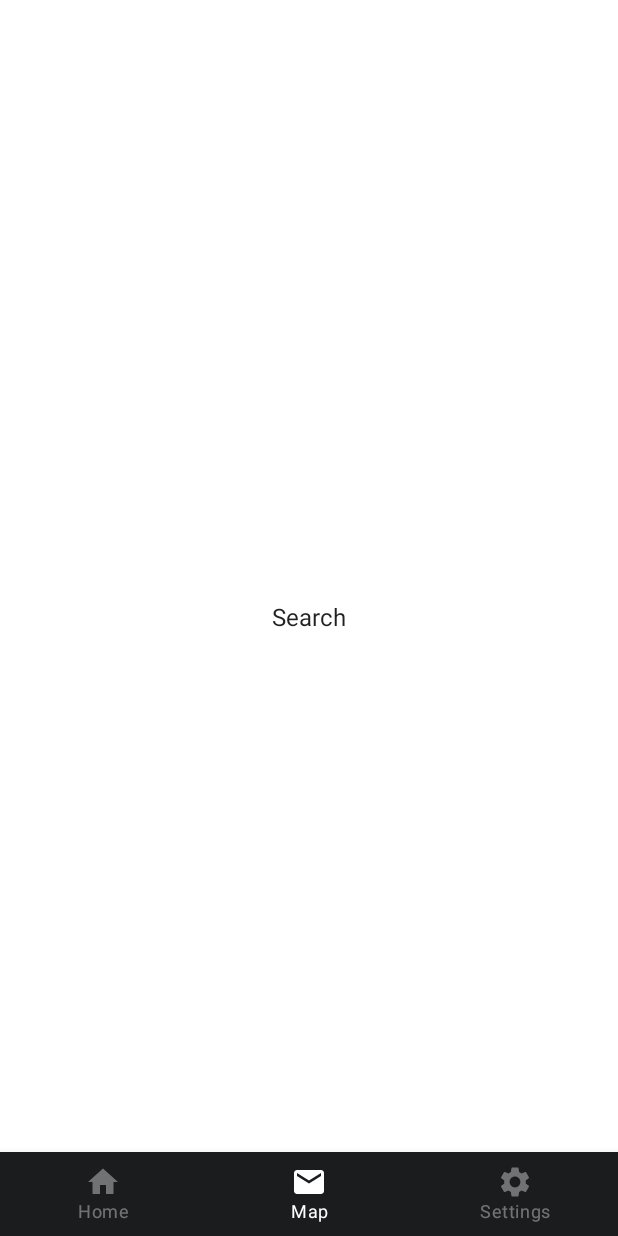
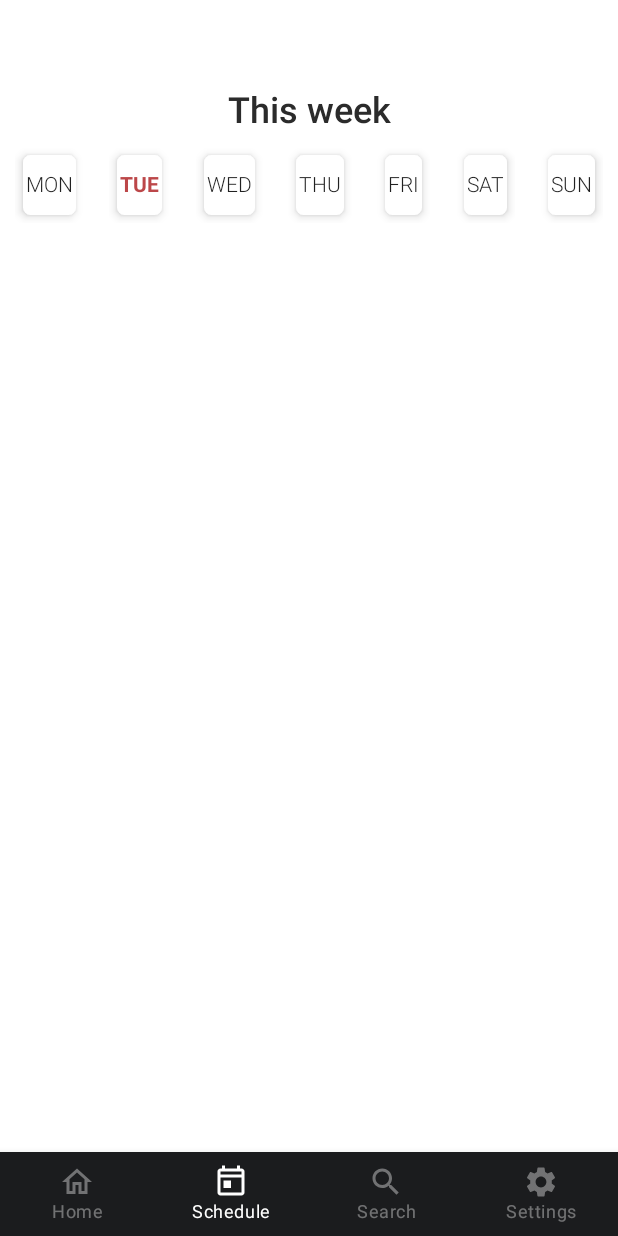
Before and after one commit to GISSIAH/Blackout-v2, an Android app built with Jetpack Compose: the MainActivity screen opened directly, with no data from a screen before it, item 2 of the bottom bar chosen, on a phone screen of 412 x 824 dp. Run offline under Robolectric (Android 15) with nearby library versions, the phone set to English and light mode, and no system bars; our stand-ins replace accompanist; 1 statement that could not run was skipped.

Commit message:
added calendar view for full schedule

```diff
--- a/app/build.gradle
+++ b/app/build.gradle
@@ -75,7 +75,7 @@ dependencies {
     // Navigation Compose
     implementation("androidx.navigation:navigation-compose:2.5.0-beta01")
 
-
+    implementation "androidx.compose.material:material-icons-extended:$compose_version"
     implementation "androidx.compose.runtime:runtime-livedata:1.1.1"
 
 }
--- a/app/src/main/java/com/example/bottomnavbardemo/BottomNavGraph.kt
+++ b/app/src/main/java/com/example/bottomnavbardemo/BottomNavGraph.kt
@@ -4,6 +4,7 @@ import androidx.compose.runtime.Composable
 import androidx.navigation.NavHostController
 import androidx.navigation.compose.NavHost
 import androidx.navigation.compose.composable
+import com.example.bottomnavbardemo.screens.FullScreen
 import com.example.bottomnavbardemo.screens.HomeScreen
 
 import com.example.bottomnavbardemo.screens.MapScreen
@@ -18,6 +19,9 @@ fun BottomNavGraph(navController: NavHostController) {
         composable(route = BottomBarScreen.Home.route) {
             HomeScreen()
         }
+        composable(route = BottomBarScreen.Full.route) {
+            FullScreen()
+        }
         composable(route = BottomBarScreen.Map.route) {
             MapScreen()
         }
--- a/app/src/main/java/com/example/bottomnavbardemo/MainScreen.kt
+++ b/app/src/main/java/com/example/bottomnavbardemo/MainScreen.kt
@@ -25,6 +25,7 @@ fun MainScreen() {
 fun BottomBar(navController: NavHostController) {
     val screens = listOf(
         BottomBarScreen.Home,
+        BottomBarScreen.Full,
         BottomBarScreen.Map,
         BottomBarScreen.Settings,
     )
--- /dev/null
+++ b/app/src/main/java/com/example/bottomnavbardemo/models/WeekDay.kt
@@ -0,0 +1,6 @@
+package com.example.bottomnavbardemo.models
+
+data class WeekDay(
+    val day:Int,
+    val dayName:String
+)
--- /dev/null
+++ b/app/src/main/java/com/example/bottomnavbardemo/screens/Full.kt
@@ -0,0 +1,158 @@
+package com.example.bottomnavbardemo.screens
+
+
+import android.widget.Toast
+import androidx.compose.foundation.clickable
+import androidx.compose.foundation.layout.*
+import androidx.compose.foundation.lazy.LazyColumn
+import androidx.compose.foundation.lazy.LazyRow
+import androidx.compose.foundation.lazy.items
+import androidx.compose.foundation.selection.selectable
+import androidx.compose.foundation.shape.CornerSize
+import androidx.compose.foundation.shape.RoundedCornerShape
+import androidx.compose.material.*
+import androidx.compose.runtime.*
+import androidx.compose.runtime.snapshots.SnapshotStateList
+import androidx.compose.ui.Alignment
+import androidx.compose.ui.Modifier
+import androidx.compose.ui.graphics.Color
+import androidx.compose.ui.platform.LocalContext
+import androidx.compose.ui.text.TextStyle
+import androidx.compose.ui.text.font.FontWeight
+import androidx.compose.ui.tooling.preview.Preview
+import androidx.compose.ui.unit.dp
+import androidx.lifecycle.ViewModel
+import androidx.lifecycle.viewModelScope
+import com.example.bottomnavbardemo.api.ServiceBuilder
+import com.example.bottomnavbardemo.models.WeekDay
+import com.example.bottomnavbardemo.models.blackoutModel
+import com.example.bottomnavbardemo.ui.theme.Red
+import com.example.bottomnavbardemo.ui.theme.lightRed
+import com.example.loadshedding.models.DayGroupSchedule
+import kotlinx.coroutines.launch
+import retrofit2.Call
+import retrofit2.Callback
+import retrofit2.Response
+import java.util.*
+
+
+@Composable
+fun FullScreen() {
+    Column(
+        modifier = Modifier
+            .padding(horizontal = 2.dp, vertical = 50.dp)
+
+    ) {
+        Row(modifier = Modifier
+            .fillMaxWidth()
+            .padding(vertical = 10.dp),horizontalArrangement = Arrangement.Center) {
+            Text(text = "This week",style = MaterialTheme.typography.h2)
+        }
+
+        WeekListScreen()
+    }
+}
+@Composable
+@Preview
+fun FullScreenPreview() {
+    Column {
+        Text(text = "This week",style = MaterialTheme.typography.h2)
+        WeekListScreen()
+    }
+}
+
+
+
+@Composable
+fun WeekListScreen() {
+    val weekList = listOf<WeekDay>(
+        WeekDay(0,"MON"),
+        WeekDay(1,"TUE"),
+        WeekDay(2,"WED"),
+        WeekDay(3,"THU"),
+        WeekDay(4,"FRI"),
+        WeekDay(5,"SAT"),
+        WeekDay(6,"SUN"),
+    )
+
+    Surface() {
+        WeekList(weekList)
+    }
+}
+
+
+
+
+@Composable
+fun WeekList(weekList:List<WeekDay>) {
+    val context = LocalContext.current
+    val calendar: Calendar = Calendar.getInstance()
+    val day: Int = calendar.get(Calendar.DAY_OF_WEEK)-2
+    val option1 = WeekDay(day,getDayName(day))
+    var selectedOption by remember { mutableStateOf(option1)}
+    Column() {
+        LazyRow(modifier = Modifier
+            .padding(horizontal = 8.dp)
+            .fillMaxWidth(),horizontalArrangement = Arrangement.SpaceBetween){
+            items(weekList){ weekDay ->
+                Surface(modifier = Modifier.selectable(
+                    selected = true,
+                    onClick = {
+                        selectedOption = weekDay
+                    }
+                )) {
+                    if(weekDay == selectedOption){
+                        WeekDayCard(weekDay,true)
+                    }else{
+                        WeekDayCard(weekDay,false)
+                    }
+                }
+            }
+        }
+    }
+
+}
+
+@Composable
+fun WeekDayCard(weekDay:WeekDay,selected:Boolean) {
+    Card(
+        modifier = Modifier
+            .padding(horizontal = 5.dp, vertical = 5.dp)
+            .height(40.dp)
+        ,
+        elevation = 4.dp,
+        backgroundColor = Color.White,
+        shape = RoundedCornerShape(corner = CornerSize(5.dp))
+
+    ) {
+        Column(
+            modifier = Modifier
+                .padding(horizontal = 2.dp, vertical = 1.dp),
+            verticalArrangement = Arrangement.Center,horizontalAlignment = Alignment.CenterHorizontally
+
+        ) {
+            if(selected){
+                Text(text = weekDay.dayName,style = MaterialTheme.typography.h6,color = Red,fontWeight = FontWeight.Bold)
+
+            }else{
+                Text(text = weekDay.dayName,style = MaterialTheme.typography.h6)
+            }
+
+        }
+    }
+
+
+}
+
+fun getDayName(day: Int): String {
+    return when (day) {
+        0 -> return "MON"
+        1 -> return "TUE"
+        2 -> return "WED"
+        3 -> return "THU"
+        4 -> return "FRI"
+        5 -> return "SAT"
+        6 -> return "SUN"
+        else -> ""
+    }
+}
--- a/app/src/main/java/com/example/bottomnavbardemo/screens/Home.kt
+++ b/app/src/main/java/com/example/bottomnavbardemo/screens/Home.kt
@@ -60,7 +60,7 @@ import java.util.*
         val group = "C" //getGroupName(context)
 
         if (group != null) {
-            Column(modifier = Modifier.padding(vertical = 65.dp)){
+            Column(modifier = Modifier.padding(vertical = 50.dp)){
                 val textPaddingModifier  = Modifier.padding(5.dp)
                 Text(text = getGreeting(),
                     modifier = textPaddingModifier,
```
Also changed, not shown: app/src/main/java/com/example/bottomnavbardemo/BottomBarScreen.kt (+15 -7 lines), app/src/main/java/com/example/bottomnavbardemo/ui/theme/Type.kt (+11 -0 lines).
